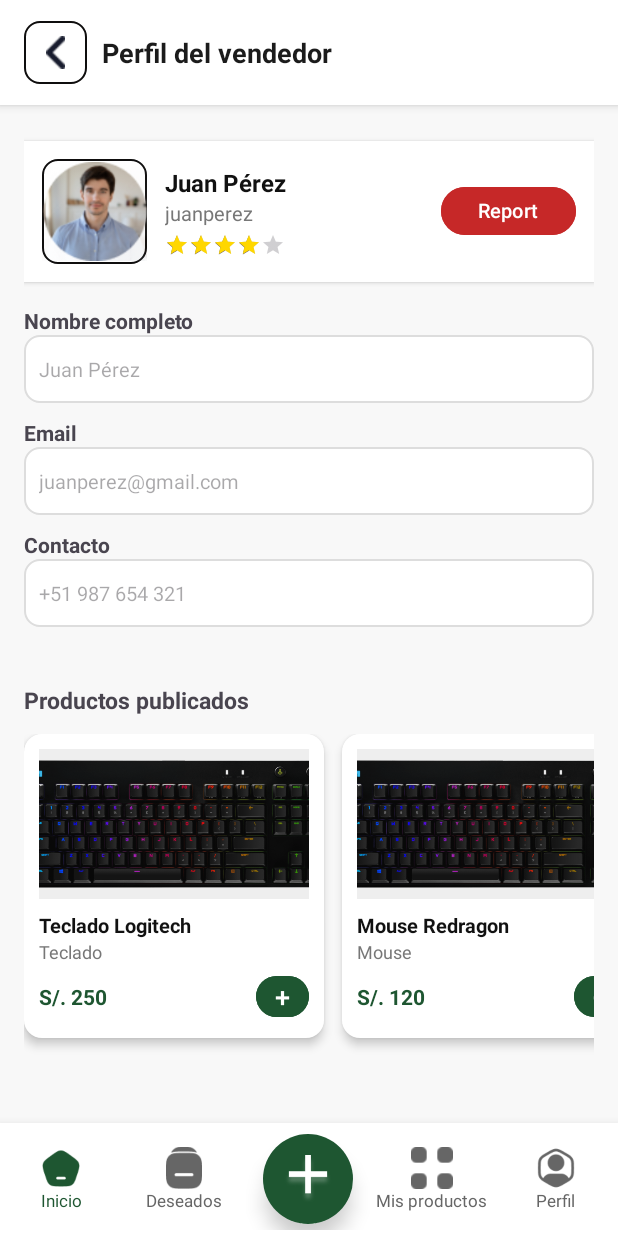
After one commit to regularbitguy/CompraYa_proyecto_moviles, an Android app: the PerfilVendedorActivity screen opened directly, with no data from a screen before it, on a phone screen of 412 x 824 dp. The commit adds this screen. Run offline under Robolectric (Android 15) with nearby library versions, the phone set to English and light mode, and no system bars.

Commit message:
InterfazPerfilVendedor

```diff
--- a/app/src/main/AndroidManifest.xml
+++ b/app/src/main/AndroidManifest.xml
@@ -11,6 +11,9 @@
         android:roundIcon="@mipmap/ic_launcher_round"
         android:supportsRtl="true"
         android:theme="@style/Theme.MyProductos">
+        <activity
+            android:name=".PerfilVendedorActivity"
+            android:exported="false" />
         <activity
             android:name=".MainActivity"
             android:exported="false" />
--- /dev/null
+++ b/app/src/main/java/com/example/myproductos/PerfilVendedorActivity.kt
@@ -0,0 +1,43 @@
+package com.example.myproductos
+
+import android.os.Bundle
+import android.widget.ImageButton
+import androidx.activity.enableEdgeToEdge
+import androidx.appcompat.app.AppCompatActivity
+import androidx.recyclerview.widget.LinearLayoutManager
+import androidx.recyclerview.widget.RecyclerView
+
+class PerfilVendedorActivity : AppCompatActivity() {
+
+    private lateinit var recyclerProductosVendedor: RecyclerView
+    private lateinit var adapter: SugerenciaAdapter
+    private lateinit var btnBack: ImageButton
+
+    override fun onCreate(savedInstanceState: Bundle?) {
+        super.onCreate(savedInstanceState)
+        setContentView(R.layout.perfil_vendedor)
+
+        recyclerProductosVendedor = findViewById(R.id.recyclerProductosVendedor)
+        btnBack = findViewById(R.id.btnBack)
+
+        // Configurar el RecyclerView horizontal
+        recyclerProductosVendedor.layoutManager =
+            LinearLayoutManager(this, LinearLayoutManager.HORIZONTAL, false)
+
+        // Datos simulados (puedes usar los mismos de producto)
+        val lista = listOf(
+            Sugerencia("Teclado Logitech", "Teclado", "S/. 250", R.drawable.teclado),
+            Sugerencia("Mouse Redragon", "Mouse", "S/. 120", R.drawable.teclado),
+            Sugerencia("Audífono HyperX", "Audífono", "S/. 180", R.drawable.teclado)
+        )
+
+        adapter = SugerenciaAdapter(lista)
+        recyclerProductosVendedor.adapter = adapter
+
+        // Botón de retroceso
+        btnBack.setOnClickListener {
+            finish()
+            overridePendingTransition(android.R.anim.slide_in_left, android.R.anim.slide_out_right)
+        }
+    }
+}
--- a/app/src/main/java/com/example/myproductos/Producto.kt
+++ b/app/src/main/java/com/example/myproductos/Producto.kt
@@ -1,5 +1,6 @@
 package com.example.myproductos
 
+import android.content.Intent
 import android.os.Bundle
 import androidx.activity.enableEdgeToEdge
 import androidx.appcompat.app.AppCompatActivity
@@ -30,5 +31,16 @@ class Producto : AppCompatActivity() {
 
         adapter = SugerenciaAdapter(lista)
         recyclerSugerencias.adapter = adapter
+
+        val perfilVendedorLayout = findViewById<android.view.View>(R.id.layoutPerfilVendedor)
+
+        perfilVendedorLayout.setOnClickListener {
+            // Crear intent y abrir la nueva actividad
+            val intent = Intent(this, PerfilVendedorActivity::class.java)
+            startActivity(intent)
+
+            // (Opcional) Animación suave de transición
+            overridePendingTransition(android.R.anim.fade_in, android.R.anim.fade_out)
+        }
     }
 }
--- /dev/null
+++ b/app/src/main/res/drawable/caja_texto.xml
@@ -0,0 +1,5 @@
+<shape xmlns:android="http://schemas.android.com/apk/res/android" android:shape="rectangle">
+    <solid android:color="#FFFFFF"/>
+    <stroke android:width="1dp" android:color="#DDDDDD"/>
+    <corners android:radius="10dp"/>
+</shape>
--- a/app/src/main/res/layout/activity_producto.xml
+++ b/app/src/main/res/layout/activity_producto.xml
@@ -134,10 +134,11 @@
 
             <!-- Vendedor -->
             <LinearLayout
+                android:id="@+id/layoutPerfilVendedor"
                 android:layout_marginTop="12dp"
                 android:orientation="horizontal"
                 android:gravity="center_vertical"
-                android:layout_width="match_parent"
+                android:layout_width="150dp"
                 android:layout_height="wrap_content">
 
                 <ImageView
--- /dev/null
+++ b/app/src/main/res/layout/bottom_bar.xml
@@ -0,0 +1,135 @@
+<?xml version="1.0" encoding="utf-8"?>
+<LinearLayout
+    xmlns:android="http://schemas.android.com/apk/res/android"
+    xmlns:app="http://schemas.android.com/apk/res-auto"
+    android:id="@+id/bottomBar"
+    android:layout_width="match_parent"
+    android:layout_height="75dp"
+    android:orientation="horizontal"
+    android:background="#FFFFFF"
+    android:elevation="10dp"
+    android:gravity="center"
+    android:weightSum="5"
+    android:paddingVertical="4dp">
+
+    <!-- 🏠 Inicio -->
+    <LinearLayout
+        android:layout_weight="1"
+        android:layout_width="0dp"
+        android:layout_height="match_parent"
+        android:orientation="vertical"
+        android:gravity="center">
+
+        <ImageView
+            android:id="@+id/navInicio"
+            android:layout_width="28dp"
+            android:layout_height="28dp"
+            android:src="@drawable/inicio"
+            android:contentDescription="Inicio"
+            app:tint="#1E5631" />
+
+        <TextView
+            android:layout_width="wrap_content"
+            android:layout_height="wrap_content"
+            android:text="Inicio"
+            android:textSize="11sp"
+            android:textColor="#1E5631" />
+    </LinearLayout>
+
+    <!-- ❤️ Lista de deseados -->
+    <LinearLayout
+        android:layout_weight="1"
+        android:layout_width="0dp"
+        android:layout_height="match_parent"
+        android:orientation="vertical"
+        android:gravity="center">
+
+        <ImageView
+            android:id="@+id/navDeseos"
+            android:layout_width="28dp"
+            android:layout_height="28dp"
+            android:src="@drawable/lista"
+            android:contentDescription="Deseados"
+            app:tint="#666" />
+
+        <TextView
+            android:layout_width="wrap_content"
+            android:layout_height="wrap_content"
+            android:text="Deseados"
+            android:textSize="11sp"
+            android:textColor="#666" />
+    </LinearLayout>
+
+    <!-- ➕ Botón central (Publicar) -->
+    <LinearLayout
+        android:layout_weight="1"
+        android:layout_width="0dp"
+        android:layout_height="match_parent"
+        android:gravity="center">
+
+        <FrameLayout
+            android:layout_width="60dp"
+            android:layout_height="60dp"
+            android:background="@drawable/boton_mas"
+            android:layout_gravity="center"
+            android:elevation="8dp">
+
+            <ImageView
+                android:id="@+id/navAgregar"
+                android:layout_width="32dp"
+                android:layout_height="32dp"
+                android:layout_gravity="center"
+                android:src="@drawable/publi"
+                app:tint="#FFFFFF"
+                android:contentDescription="Publicar" />
+        </FrameLayout>
+    </LinearLayout>
+
+    <!-- 🗂️ Mis publicaciones -->
+    <LinearLayout
+        android:layout_weight="1"
+        android:layout_width="0dp"
+        android:layout_height="match_parent"
+        android:orientation="vertical"
+        android:gravity="center">
+
+        <ImageView
+            android:id="@+id/navPublicaciones"
+            android:layout_width="28dp"
+            android:layout_height="28dp"
+            android:src="@drawable/publicaciones"
+            android:contentDescription="Mis publicaciones"
+            app:tint="#666" />
+
+        <TextView
+            android:layout_width="wrap_content"
+            android:layout_height="wrap_content"
+            android:text="Mis productos"
+            android:textSize="11sp"
+            android:textColor="#666" />
+    </LinearLayout>
+
+    <!-- 👤 Perfil -->
+    <LinearLayout
+        android:layout_weight="1"
+        android:layout_width="0dp"
+        android:layout_height="match_parent"
+        android:orientation="vertical"
+        android:gravity="center">
+
+        <ImageView
+            android:id="@+id/navPerfil"
+            android:layout_width="28dp"
+            android:layout_height="28dp"
+            android:src="@drawable/perfil"
+            android:contentDescription="Perfil"
+            app:tint="#666" />
+
+        <TextView
+            android:layout_width="wrap_content"
+            android:layout_height="wrap_content"
+            android:text="Perfil"
+            android:textSize="11sp"
+            android:textColor="#666" />
+    </LinearLayout>
+</LinearLayout>
--- /dev/null
+++ b/app/src/main/res/layout/perfil_vendedor.xml
@@ -0,0 +1,212 @@
+<?xml version="1.0" encoding="utf-8"?>
+<androidx.constraintlayout.widget.ConstraintLayout
+    xmlns:android="http://schemas.android.com/apk/res/android"
+    xmlns:app="http://schemas.android.com/apk/res-auto"
+    xmlns:tools="http://schemas.android.com/tools"
+    android:id="@+id/main"
+    android:layout_width="match_parent"
+    android:layout_height="match_parent"
+    android:background="#F8F8F8"
+    tools:context=".PerfilVendedorActivity">
+
+    <!-- 🔹 BARRA SUPERIOR -->
+    <LinearLayout
+        android:id="@+id/topBar"
+        android:layout_width="0dp"
+        android:layout_height="70dp"
+        android:orientation="horizontal"
+        android:gravity="center_vertical"
+        android:background="#FFFFFF"
+        android:elevation="4dp"
+        android:paddingHorizontal="16dp"
+        app:layout_constraintTop_toTopOf="parent"
+        app:layout_constraintStart_toStartOf="parent"
+        app:layout_constraintEnd_toEndOf="parent">
+
+        <ImageButton
+            android:id="@+id/btnBack"
+            android:layout_width="42dp"
+            android:layout_height="42dp"
+            android:src="@drawable/back"
+            android:background="@drawable/circulo"
+            android:scaleType="centerInside"
+            android:padding="10dp" />
+
+        <TextView
+            android:layout_width="wrap_content"
+            android:layout_height="wrap_content"
+            android:text="Perfil del vendedor"
+            android:textColor="#1B1B1B"
+            android:textSize="18sp"
+            android:textStyle="bold"
+            android:layout_marginStart="10dp"/>
+    </LinearLayout>
+
+    <!-- 🔹 CONTENIDO SCROLLABLE -->
+    <ScrollView
+        android:layout_width="match_parent"
+        android:layout_height="0dp"
+        android:fillViewport="true"
+        app:layout_constraintTop_toBottomOf="@id/topBar"
+        app:layout_constraintBottom_toTopOf="@id/bottomBar"
+        app:layout_constraintStart_toStartOf="parent"
+        app:layout_constraintEnd_toEndOf="parent">
+
+        <LinearLayout
+            android:orientation="vertical"
+            android:padding="16dp"
+            android:layout_width="match_parent"
+            android:layout_height="wrap_content">
+
+            <!-- 🔸 Información del vendedor -->
+            <LinearLayout
+                android:layout_width="match_parent"
+                android:layout_height="wrap_content"
+                android:orientation="horizontal"
+                android:gravity="center_vertical"
+                android:background="#FFFFFF"
+                android:padding="12dp"
+                android:elevation="2dp"
+                android:layout_marginBottom="16dp"
+                android:layout_marginTop="8dp">
+
+                <ImageView
+                    android:id="@+id/imgVendedor"
+                    android:layout_width="70dp"
+                    android:layout_height="70dp"
+                    android:src="@drawable/user"
+                    android:scaleType="centerCrop"
+                    android:background="@drawable/circulo"
+                    android:padding="2dp" />
+
+                <LinearLayout
+                    android:layout_width="0dp"
+                    android:layout_height="wrap_content"
+                    android:layout_weight="1"
+                    android:orientation="vertical"
+                    android:layout_marginStart="12dp">
+
+                    <TextView
+                        android:id="@+id/txtVendedor"
+                        android:layout_width="wrap_content"
+                        android:layout_height="wrap_content"
+                        android:text="Juan Pérez"
+                        android:textStyle="bold"
+                        android:textSize="16sp"
+                        android:textColor="#111"/>
+
+                    <TextView
+                        android:id="@+id/txtUsuario"
+                        android:layout_width="wrap_content"
+                        android:layout_height="wrap_content"
+                        android:text="juanperez"
+                        android:textSize="13sp"
+                        android:textColor="#777"/>
+
+                    <RatingBar
+                        android:id="@+id/ratingVendedor"
+                        style="?android:attr/ratingBarStyleSmall"
+                        android:layout_width="wrap_content"
+                        android:layout_height="wrap_content"
+                        android:numStars="5"
+                        android:stepSize="1"
+                        android:rating="4"
+                        android:layout_marginTop="4dp"
+                        android:progressTint="#FFD700"/>
+                </LinearLayout>
+
+                <Button
+                    android:id="@+id/btnReportar"
+                    android:layout_width="90dp"
+                    android:layout_height="40dp"
+                    android:text="Reportar"
+                    android:textAllCaps="false"
+                    android:textColor="#FFF"
+                    android:textSize="13sp"
+                    android:backgroundTint="#C62828"
+                    android:layout_marginStart="8dp"/>
+            </LinearLayout>
+
+            <!-- 🔸 Datos de contacto -->
+            <TextView
+                android:text="Nombre completo"
+                android:textStyle="bold"
+                android:textSize="14sp"
+                android:layout_width="wrap_content"
+                android:layout_height="wrap_content"/>
+
+            <EditText
+                android:id="@+id/txtNombreCompleto"
+                android:layout_width="match_parent"
+                android:layout_height="45dp"
+                android:hint="Juan Pérez"
+                android:background="@drawable/caja_texto"
+                android:enabled="false"
+                android:padding="10dp"
+                android:textSize="13sp"
+                android:layout_marginBottom="10dp"/>
+
+            <TextView
+                android:text="Email"
+                android:textStyle="bold"
+                android:textSize="14sp"
+                android:layout_width="wrap_content"
+                android:layout_height="wrap_content"/>
+
+            <EditText
+                android:id="@+id/txtEmail"
+                android:layout_width="match_parent"
+                android:layout_height="45dp"
+                android:hint="juanperez@gmail.com"
+                android:background="@drawable/caja_texto"
+                android:enabled="false"
+                android:padding="10dp"
+                android:textSize="13sp"
+                android:layout_marginBottom="10dp"/>
+
+            <TextView
+                android:text="Contacto"
+                android:textStyle="bold"
+                android:textSize="14sp"
+                android:layout_width="wrap_content"
+                android:layout_height="wrap_content"/>
+
+            <EditText
+                android:id="@+id/txtContacto"
+                android:layout_width="match_parent"
+                android:layout_height="45dp"
+                android:hint="+51 987 654 321"
+                android:background="@drawable/caja_texto"
+                android:enabled="false"
+                android:padding="10dp"
+                android:textSize="13sp"
+                android:layout_marginBottom="20dp"/>
+
+            <!-- Productos publicados -->
+            <TextView
+                android:layout_marginTop="18dp"
+                android:text="Productos publicados"
+                android:textSize="15sp"
+                android:textStyle="bold"
+                android:layout_width="wrap_content"
+                android:layout_height="wrap_content"/>
+
+            <androidx.recyclerview.widget.RecyclerView
+                android:id="@+id/recyclerProductosVendedor"
+                android:layout_marginTop="12dp"
+                android:layout_width="match_parent"
+                android:layout_height="230dp"/>
+        </LinearLayout>
+    </ScrollView>
+
+    <!-- 🔹 BARRA INFERIOR -->
+    <include
+        android:id="@+id/bottomBar"
+        layout="@layout/bottom_bar"
+        android:layout_width="0dp"
+        android:layout_height="75dp"
+        app:layout_constraintBottom_toBottomOf="parent"
+        app:layout_constraintStart_toStartOf="parent"
+        app:layout_constraintEnd_toEndOf="parent" />
+
+</androidx.constraintlayout.widget.ConstraintLayout>
--- a/app/src/main/res/layout/prueba.xml
+++ /dev/null
@@ -1,6 +0,0 @@
-<?xml version="1.0" encoding="utf-8"?>
-<androidx.constraintlayout.widget.ConstraintLayout xmlns:android="http://schemas.android.com/apk/res/android"
-    android:layout_width="match_parent"
-    android:layout_height="match_parent">
-
-</androidx.constraintlayout.widget.ConstraintLayout>
```
